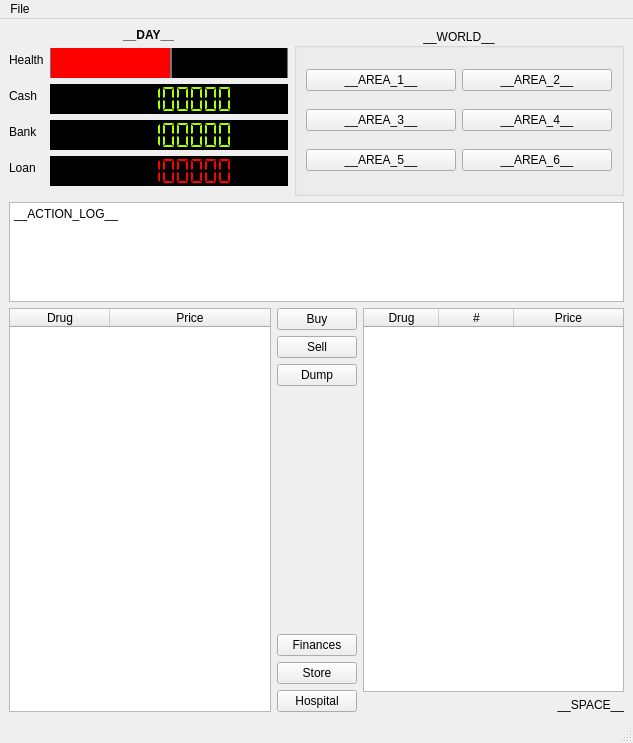
Before: the Qt Designer form dopewars/templates/main_window.ui in wizzomafizzo/dopewars, drawn with Qt 5.
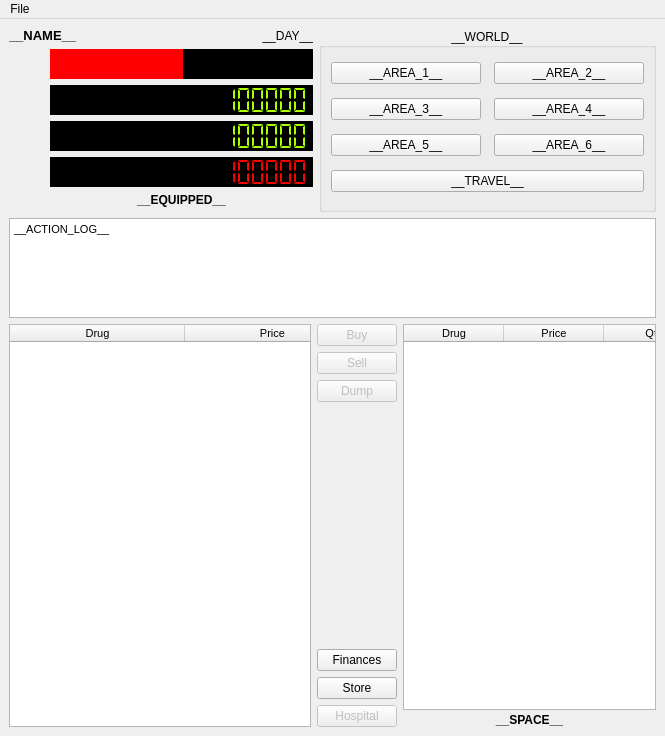
After: the same form once the commit is applied. Icons and pictures are not drawn.

```diff
--- a/dopewars/templates/main_window.ui
+++ b/dopewars/templates/main_window.ui
@@ -6,118 +6,457 @@
    <rect>
     <x>0</x>
     <y>0</y>
-    <width>633</width>
-    <height>743</height>
+    <width>665</width>
+    <height>736</height>
    </rect>
   </property>
-  <property name="minimumSize">
-   <size>
-    <width>600</width>
-    <height>700</height>
-   </size>
-  </property>
   <property name="windowTitle">
    <string>Dope Wars</string>
   </property>
   <widget class="QWidget" name="main_layout">
-   <layout class="QGridLayout" name="gridLayout_2">
-    <item row="0" column="1">
-     <widget class="QGroupBox" name="world_layout">
-      <property name="title">
-       <string>__WORLD__</string>
+   <layout class="QVBoxLayout" name="verticalLayout">
+    <item>
+     <layout class="QHBoxLayout" name="horizontalLayout_2">
+      <item>
+       <layout class="QVBoxLayout" name="status_layout">
+        <property name="bottomMargin">
+         <number>5</number>
+        </property>
+        <item>
+         <layout class="QHBoxLayout" name="info_label">
+          <item>
+           <widget class="QLabel" name="name_label">
+            <property name="font">
+             <font>
+              <pointsize>10</pointsize>
+              <weight>75</weight>
+              <bold>true</bold>
+             </font>
+            </property>
+            <property name="text">
+             <string>__NAME__</string>
+            </property>
+            <property name="alignment">
+             <set>Qt::AlignLeading|Qt::AlignLeft|Qt::AlignVCenter</set>
+            </property>
+            <property name="margin">
+             <number>0</number>
+            </property>
+           </widget>
+          </item>
+          <item>
+           <widget class="QLabel" name="days_label">
+            <property name="font">
+             <font>
+              <weight>50</weight>
+              <bold>false</bold>
+             </font>
+            </property>
+            <property name="text">
+             <string>__DAY__</string>
+            </property>
+            <property name="alignment">
+             <set>Qt::AlignRight|Qt::AlignTrailing|Qt::AlignVCenter</set>
+            </property>
+            <property name="margin">
+             <number>0</number>
+            </property>
+           </widget>
+          </item>
+         </layout>
+        </item>
+        <item>
+         <layout class="QFormLayout" name="stats_layout">
+          <item row="0" column="0">
+           <widget class="QLabel" name="health_label">
+            <property name="minimumSize">
+             <size>
+              <width>35</width>
+              <height>0</height>
+             </size>
+            </property>
+            <property name="toolTip">
+             <string>Health</string>
+            </property>
+            <property name="text">
+             <string/>
+            </property>
+            <property name="pixmap">
+             <pixmap resource="../dopewars.qrc">:/glyph/icons/glyphicons_012_heart.png</pixmap>
+            </property>
+            <property name="alignment">
+             <set>Qt::AlignCenter</set>
+            </property>
+           </widget>
+          </item>
+          <item row="0" column="1">
+           <widget class="QSlider" name="health_slider">
+            <property name="enabled">
+             <bool>false</bool>
+            </property>
+            <property name="minimumSize">
+             <size>
+              <width>0</width>
+              <height>30</height>
+             </size>
+            </property>
+            <property name="styleSheet">
+             <string notr="true">QSlider::groove:horizontal {
+border-radius: 0px;
+}
+
+QSlider::sub-page:horizontal {
+background: rgb(255, 0, 0);
+height: 30px;
+}
+
+QSlider::add-page:horizontal {
+background: #000;
+height: 30px;
+}
+
+QSlider::handle:horizontal {
+display: none;
+}</string>
+            </property>
+            <property name="maximum">
+             <number>100</number>
+            </property>
+            <property name="value">
+             <number>50</number>
+            </property>
+            <property name="orientation">
+             <enum>Qt::Horizontal</enum>
+            </property>
+           </widget>
+          </item>
+          <item row="1" column="0">
+           <widget class="QLabel" name="cash_label">
+            <property name="minimumSize">
+             <size>
+              <width>35</width>
+              <height>0</height>
+             </size>
+            </property>
+            <property name="toolTip">
+             <string>Cash</string>
+            </property>
+            <property name="text">
+             <string/>
+            </property>
+            <property name="pixmap">
+             <pixmap resource="../dopewars.qrc">:/glyph/icons/glyphicons_227_usd.png</pixmap>
+            </property>
+            <property name="alignment">
+             <set>Qt::AlignCenter</set>
+            </property>
+           </widget>
+          </item>
+          <item row="1" column="1">
+           <widget class="QLCDNumber" name="cash_lcd">
+            <property name="minimumSize">
+             <size>
+              <width>0</width>
+              <height>30</height>
+             </size>
+            </property>
+            <property name="styleSheet">
+             <string notr="true">QLCDNumber { background-color: #000; color: rgb(170, 255, 0);  }</string>
+            </property>
+            <property name="smallDecimalPoint">
+             <bool>false</bool>
+            </property>
+            <property name="digitCount">
+             <number>18</number>
+            </property>
+            <property name="segmentStyle">
+             <enum>QLCDNumber::Flat</enum>
+            </property>
+            <property name="intValue" stdset="0">
+             <number>123456789</number>
+            </property>
+           </widget>
+          </item>
+          <item row="2" column="0">
+           <widget class="QLabel" name="bank_label">
+            <property name="minimumSize">
+             <size>
+              <width>35</width>
+              <height>0</height>
+             </size>
+            </property>
+            <property name="toolTip">
+             <string>Bank Balance</string>
+            </property>
+            <property name="text">
+             <string/>
+            </property>
+            <property name="pixmap">
+             <pixmap resource="../dopewars.qrc">:/glyph/icons/glyphicons_263_bank.png</pixmap>
+            </property>
+            <property name="alignment">
+             <set>Qt::AlignCenter</set>
+            </property>
+           </widget>
+          </item>
+          <item row="2" column="1">
+           <widget class="QLCDNumber" name="bank_lcd">
+            <property name="minimumSize">
+             <size>
+              <width>0</width>
+              <height>30</height>
+             </size>
+            </property>
+            <property name="styleSheet">
+             <string notr="true">QLCDNumber { background-color: #000; color: rgb(170, 255, 0); }</string>
+            </property>
+            <property name="digitCount">
+             <number>18</number>
+            </property>
+            <property name="segmentStyle">
+             <enum>QLCDNumber::Flat</enum>
+            </property>
+            <property name="intValue" stdset="0">
+             <number>123456789</number>
+            </property>
+           </widget>
+          </item>
+          <item row="3" column="0">
+           <widget class="QLabel" name="loan_label">
+            <property name="minimumSize">
+             <size>
+              <width>35</width>
+              <height>0</height>
+             </size>
+            </property>
+            <property name="toolTip">
+             <string>Loan Balance</string>
+            </property>
+            <property name="text">
+             <string/>
+            </property>
+            <property name="pixmap">
+             <pixmap resource="../dopewars.qrc">:/glyph/icons/glyphicons_458_money.png</pixmap>
+            </property>
+            <property name="alignment">
+             <set>Qt::AlignCenter</set>
+            </property>
+           </widget>
+          </item>
+          <item row="3" column="1">
+           <widget class="QLCDNumber" name="loan_lcd">
+            <property name="minimumSize">
+             <size>
+              <width>0</width>
+              <height>30</height>
+             </size>
+            </property>
+            <property name="styleSheet">
+             <string notr="true">QLCDNumber { background-color: #000; color: rgb(255, 0, 0); }</string>
+            </property>
+            <property name="digitCount">
+             <number>18</number>
+            </property>
+            <property name="segmentStyle">
+             <enum>QLCDNumber::Flat</enum>
+            </property>
+            <property name="intValue" stdset="0">
+             <number>123456789</number>
+            </property>
+           </widget>
+          </item>
+          <item row="4" column="0">
+           <widget class="QLabel" name="label">
+            <property name="minimumSize">
+             <size>
+              <width>35</width>
+              <height>0</height>
+             </size>
+            </property>
+            <property name="text">
+             <string/>
+            </property>
+            <property name="pixmap">
+             <pixmap resource="../dopewars.qrc">:/glyph/icons/glyphicons_281_bullets.png</pixmap>
+            </property>
+            <property name="alignment">
+             <set>Qt::AlignCenter</set>
+            </property>
+           </widget>
+          </item>
+          <item row="4" column="1">
+           <widget class="QLabel" name="label_2">
+            <property name="font">
+             <font>
+              <weight>75</weight>
+              <bold>true</bold>
+             </font>
+            </property>
+            <property name="text">
+             <string>__EQUIPPED__</string>
+            </property>
+            <property name="alignment">
+             <set>Qt::AlignCenter</set>
+            </property>
+           </widget>
+          </item>
+         </layout>
+        </item>
+       </layout>
+      </item>
+      <item>
+       <widget class="QGroupBox" name="world_layout">
+        <property name="title">
+         <string>__WORLD__</string>
+        </property>
+        <property name="alignment">
+         <set>Qt::AlignCenter</set>
+        </property>
+        <layout class="QGridLayout" name="gridLayout">
+         <property name="topMargin">
+          <number>0</number>
+         </property>
+         <property name="bottomMargin">
+          <number>0</number>
+         </property>
+         <property name="horizontalSpacing">
+          <number>13</number>
+         </property>
+         <property name="verticalSpacing">
+          <number>0</number>
+         </property>
+         <item row="0" column="1">
+          <widget class="QPushButton" name="area_2_button">
+           <property name="minimumSize">
+            <size>
+             <width>150</width>
+             <height>0</height>
+            </size>
+           </property>
+           <property name="text">
+            <string>__AREA_2__</string>
+           </property>
+          </widget>
+         </item>
+         <item row="0" column="0">
+          <widget class="QPushButton" name="area_1_button">
+           <property name="minimumSize">
+            <size>
+             <width>150</width>
+             <height>0</height>
+            </size>
+           </property>
+           <property name="text">
+            <string>__AREA_1__</string>
+           </property>
+          </widget>
+         </item>
+         <item row="1" column="0">
+          <widget class="QPushButton" name="area_3_button">
+           <property name="minimumSize">
+            <size>
+             <width>150</width>
+             <height>0</height>
+            </size>
+           </property>
+           <property name="text">
+            <string>__AREA_3__</string>
+           </property>
+          </widget>
+         </item>
+         <item row="1" column="1">
+          <widget class="QPushButton" name="area_4_button">
+           <property name="minimumSize">
+            <size>
+             <width>150</width>
+             <height>0</height>
+            </size>
+           </property>
+           <property name="text">
+            <string>__AREA_4__</string>
+           </property>
+          </widget>
+         </item>
+         <item row="2" column="1">
+          <widget class="QPushButton" name="area_6_button">
+           <property name="minimumSize">
+            <size>
+             <width>150</width>
+             <height>0</height>
+            </size>
+           </property>
+           <property name="text">
+            <string>__AREA_6__</string>
+           </property>
+          </widget>
+         </item>
+         <item row="2" column="0">
+          <widget class="QPushButton" name="area_5_button">
+           <property name="minimumSize">
+            <size>
+             <width>150</width>
+             <height>0</height>
+            </size>
+           </property>
+           <property name="text">
+            <string>__AREA_5__</string>
+           </property>
+          </widget>
+         </item>
+         <item row="3" column="0" colspan="2">
+          <widget class="QPushButton" name="pushButton">
+           <property name="text">
+            <string>__TRAVEL__</string>
+           </property>
+          </widget>
+         </item>
+        </layout>
+       </widget>
+      </item>
+     </layout>
+    </item>
+    <item>
+     <widget class="QTextEdit" name="action_log_textedit">
+      <property name="maximumSize">
+       <size>
+        <width>16777215</width>
+        <height>100</height>
+       </size>
       </property>
-      <property name="alignment">
-       <set>Qt::AlignCenter</set>
+      <property name="horizontalScrollBarPolicy">
+       <enum>Qt::ScrollBarAsNeeded</enum>
       </property>
-      <property name="flat">
+      <property name="undoRedoEnabled">
+       <bool>false</bool>
+      </property>
+      <property name="readOnly">
        <bool>true</bool>
       </property>
-      <layout class="QGridLayout" name="gridLayout">
-       <item row="0" column="0">
-        <widget class="QPushButton" name="area_1_button">
-         <property name="minimumSize">
-          <size>
-           <width>150</width>
-           <height>0</height>
-          </size>
-         </property>
-         <property name="text">
-          <string>__AREA_1__</string>
-         </property>
-        </widget>
-       </item>
-       <item row="0" column="1">
-        <widget class="QPushButton" name="area_2_button">
-         <property name="minimumSize">
-          <size>
-           <width>150</width>
-           <height>0</height>
-          </size>
-         </property>
-         <property name="text">
-          <string>__AREA_2__</string>
-         </property>
-        </widget>
-       </item>
-       <item row="1" column="0">
-        <widget class="QPushButton" name="area_3_button">
-         <property name="minimumSize">
-          <size>
-           <width>150</width>
-           <height>0</height>
-          </size>
-         </property>
-         <property name="text">
-          <string>__AREA_3__</string>
-         </property>
-        </widget>
-       </item>
-       <item row="1" column="1">
-        <widget class="QPushButton" name="area_4_button">
-         <property name="minimumSize">
-          <size>
-           <width>150</width>
-           <height>0</height>
-          </size>
-         </property>
-         <property name="text">
-          <string>__AREA_4__</string>
-         </property>
-        </widget>
-       </item>
-       <item row="2" column="0">
-        <widget class="QPushButton" name="area_5_button">
-         <property name="minimumSize">
-          <size>
-           <width>150</width>
-           <height>0</height>
-          </size>
-         </property>
-         <property name="text">
-          <string>__AREA_5__</string>
-         </property>
-        </widget>
-       </item>
-       <item row="2" column="1">
-        <widget class="QPushButton" name="area_6_button">
-         <property name="minimumSize">
-          <size>
-           <width>150</width>
-           <height>0</height>
-          </size>
-         </property>
-         <property name="text">
-          <string>__AREA_6__</string>
-         </property>
-        </widget>
-       </item>
-      </layout>
+      <property name="html">
+       <string>&lt;!DOCTYPE HTML PUBLIC &quot;-//W3C//DTD HTML 4.0//EN&quot; &quot;http://www.w3.org/TR/REC-html40/strict.dtd&quot;&gt;
+&lt;html&gt;&lt;head&gt;&lt;meta name=&quot;qrichtext&quot; content=&quot;1&quot; /&gt;&lt;style type=&quot;text/css&quot;&gt;
+p, li { white-space: pre-wrap; }
+&lt;/style&gt;&lt;/head&gt;&lt;body style=&quot; font-family:'MS Shell Dlg 2'; font-size:8pt; font-weight:400; font-style:normal;&quot;&gt;
+&lt;p style=&quot; margin-top:0px; margin-bottom:0px; margin-left:0px; margin-right:0px; -qt-block-indent:0; text-indent:0px;&quot;&gt;__ACTION_LOG__&lt;/p&gt;&lt;/body&gt;&lt;/html&gt;</string>
+      </property>
      </widget>
     </item>
-    <item row="2" column="0" colspan="2">
-     <layout class="QHBoxLayout" name="drugs_layout">
+    <item>
+     <layout class="QHBoxLayout" name="horizontalLayout">
       <item>
        <widget class="QTableWidget" name="dealer_table">
+        <property name="minimumSize">
+         <size>
+          <width>250</width>
+          <height>0</height>
+         </size>
+        </property>
+        <property name="font">
+         <font>
+          <family>MS Shell Dlg 2</family>
+          <pointsize>8</pointsize>
+         </font>
+        </property>
         <property name="horizontalScrollBarPolicy">
          <enum>Qt::ScrollBarAlwaysOff</enum>
         </property>
@@ -142,15 +481,21 @@
         <property name="selectionBehavior">
          <enum>QAbstractItemView::SelectRows</enum>
         </property>
+        <property name="showGrid">
+         <bool>false</bool>
+        </property>
         <property name="cornerButtonEnabled">
          <bool>false</bool>
         </property>
         <attribute name="horizontalHeaderDefaultSectionSize">
-         <number>100</number>
+         <number>175</number>
         </attribute>
         <attribute name="horizontalHeaderStretchLastSection">
          <bool>true</bool>
         </attribute>
+        <attribute name="verticalHeaderVisible">
+         <bool>false</bool>
+        </attribute>
         <column>
          <property name="text">
           <string>Drug</string>
@@ -167,6 +512,15 @@
        <layout class="QVBoxLayout" name="actions_layout">
         <item>
          <widget class="QPushButton" name="buy_button">
+          <property name="enabled">
+           <bool>false</bool>
+          </property>
+          <property name="toolTip">
+           <string>Buy From Dealer</string>
+          </property>
+          <property name="layoutDirection">
+           <enum>Qt::LeftToRight</enum>
+          </property>
           <property name="styleSheet">
            <string notr="true"/>
           </property>
@@ -187,6 +541,15 @@
         </item>
         <item>
          <widget class="QPushButton" name="sell_button">
+          <property name="enabled">
+           <bool>false</bool>
+          </property>
+          <property name="toolTip">
+           <string>Sell To Dealer</string>
+          </property>
+          <property name="layoutDirection">
+           <enum>Qt::LeftToRight</enum>
+          </property>
           <property name="styleSheet">
            <string notr="true"/>
           </property>
@@ -207,6 +570,15 @@
         </item>
         <item>
          <widget class="QPushButton" name="dump_button">
+          <property name="enabled">
+           <bool>false</bool>
+          </property>
+          <property name="toolTip">
+           <string>Dump Your Drugs</string>
+          </property>
+          <property name="layoutDirection">
+           <enum>Qt::LeftToRight</enum>
+          </property>
           <property name="styleSheet">
            <string notr="true"/>
           </property>
@@ -243,6 +615,12 @@
           <property name="enabled">
            <bool>true</bool>
           </property>
+          <property name="toolTip">
+           <string>Manage Bank And Loans</string>
+          </property>
+          <property name="layoutDirection">
+           <enum>Qt::LeftToRight</enum>
+          </property>
           <property name="styleSheet">
            <string notr="true"/>
           </property>
@@ -266,6 +644,12 @@
           <property name="enabled">
            <bool>true</bool>
           </property>
+          <property name="toolTip">
+           <string>Buy Guns</string>
+          </property>
+          <property name="layoutDirection">
+           <enum>Qt::LeftToRight</enum>
+          </property>
           <property name="styleSheet">
            <string notr="true"/>
           </property>
@@ -287,7 +671,13 @@
         <item>
          <widget class="QPushButton" name="hospital_button">
           <property name="enabled">
-           <bool>true</bool>
+           <bool>false</bool>
+          </property>
+          <property name="toolTip">
+           <string>Heal Yourself</string>
+          </property>
+          <property name="layoutDirection">
+           <enum>Qt::LeftToRight</enum>
           </property>
           <property name="styleSheet">
            <string notr="true"/>
@@ -310,9 +700,24 @@
        </layout>
       </item>
       <item>
-       <layout class="QVBoxLayout" name="trenchcoat_layout">
+       <layout class="QVBoxLayout" name="verticalLayout_2">
+        <property name="spacing">
+         <number>3</number>
+        </property>
         <item>
          <widget class="QTableWidget" name="trenchcoat_table">
+          <property name="minimumSize">
+           <size>
+            <width>250</width>
+            <height>0</height>
+           </size>
+          </property>
+          <property name="font">
+           <font>
+            <family>MS Shell Dlg 2</family>
+            <pointsize>8</pointsize>
+           </font>
+          </property>
           <property name="horizontalScrollBarPolicy">
            <enum>Qt::ScrollBarAlwaysOff</enum>
           </property>
@@ -337,39 +742,54 @@
           <property name="selectionBehavior">
            <enum>QAbstractItemView::SelectRows</enum>
           </property>
+          <property name="showGrid">
+           <bool>false</bool>
+          </property>
           <property name="cornerButtonEnabled">
            <bool>false</bool>
           </property>
           <attribute name="horizontalHeaderDefaultSectionSize">
-           <number>75</number>
+           <number>100</number>
           </attribute>
           <attribute name="horizontalHeaderStretchLastSection">
            <bool>true</bool>
           </attribute>
+          <attribute name="verticalHeaderVisible">
+           <bool>false</bool>
+          </attribute>
           <column>
            <property name="text">
             <string>Drug</string>
            </property>
           </column>
-          <column>
-           <property name="text">
-            <string>#</string>
-           </property>
-          </column>
           <column>
            <property name="text">
             <string>Price</string>
            </property>
           </column>
+          <column>
+           <property name="text">
+            <string>Qty</string>
+           </property>
+          </column>
          </widget>
         </item>
         <item>
          <widget class="QLabel" name="max_drugs_label">
+          <property name="font">
+           <font>
+            <weight>75</weight>
+            <bold>true</bold>
+           </font>
+          </property>
+          <property name="toolTip">
+           <string>Used Trenchcoat Space</string>
+          </property>
           <property name="text">
            <string>__SPACE__</string>
           </property>
           <property name="alignment">
-           <set>Qt::AlignRight|Qt::AlignTrailing|Qt::AlignVCenter</set>
+           <set>Qt::AlignCenter</set>
           </property>
          </widget>
         </item>
@@ -377,203 +797,6 @@
       </item>
      </layout>
     </item>
-    <item row="0" column="0">
-     <layout class="QVBoxLayout" name="status_layout">
-      <property name="bottomMargin">
-       <number>10</number>
-      </property>
-      <item>
-       <widget class="QLabel" name="days_label">
-        <property name="font">
-         <font>
-          <weight>75</weight>
-          <bold>true</bold>
-         </font>
-        </property>
-        <property name="text">
-         <string>__DAY__</string>
-        </property>
-        <property name="alignment">
-         <set>Qt::AlignCenter</set>
-        </property>
-       </widget>
-      </item>
-      <item>
-       <layout class="QFormLayout" name="stats_layout">
-        <item row="0" column="0">
-         <widget class="QLabel" name="health_label">
-          <property name="text">
-           <string>Health</string>
-          </property>
-         </widget>
-        </item>
-        <item row="0" column="1">
-         <widget class="QSlider" name="health_slider">
-          <property name="enabled">
-           <bool>true</bool>
-          </property>
-          <property name="minimumSize">
-           <size>
-            <width>0</width>
-            <height>30</height>
-           </size>
-          </property>
-          <property name="styleSheet">
-           <string notr="true">QSlider::groove:horizontal {
-border: 1px solid #000;
-background: white;
-height: 30px;
-}
-
-QSlider::sub-page:horizontal {
-background: rgb(255, 0, 0);
-border: 1px solid #777;
-height: 30px;
-}
-
-QSlider::add-page:horizontal {
-background: #000;
-border: 1px solid #777;
-height: 30px;
-}
-
-QSlider::handle:horizontal {
-display: none;
-}</string>
-          </property>
-          <property name="maximum">
-           <number>100</number>
-          </property>
-          <property name="value">
-           <number>50</number>
-          </property>
-          <property name="orientation">
-           <enum>Qt::Horizontal</enum>
-          </property>
-         </widget>
-        </item>
-        <item row="1" column="0">
-         <widget class="QLabel" name="cash_label">
-          <property name="text">
-           <string>Cash</string>
-          </property>
-         </widget>
-        </item>
-        <item row="1" column="1">
-         <widget class="QLCDNumber" name="cash_lcd">
-          <property name="minimumSize">
-           <size>
-            <width>0</width>
-            <height>30</height>
-           </size>
-          </property>
-          <property name="styleSheet">
-           <string notr="true">QLCDNumber { background-color: #000; color: rgb(170, 255, 0); }</string>
-          </property>
-          <property name="smallDecimalPoint">
-           <bool>false</bool>
-          </property>
-          <property name="digitCount">
-           <number>9</number>
-          </property>
-          <property name="segmentStyle">
-           <enum>QLCDNumber::Flat</enum>
-          </property>
-          <property name="intValue" stdset="0">
-           <number>123456789</number>
-          </property>
-         </widget>
-        </item>
-        <item row="2" column="0">
-         <widget class="QLabel" name="bank_label">
-          <property name="text">
-           <string>Bank</string>
-          </property>
-         </widget>
-        </item>
-        <item row="2" column="1">
-         <widget class="QLCDNumber" name="bank_lcd">
-          <property name="minimumSize">
-           <size>
-            <width>0</width>
-            <height>30</height>
-           </size>
-          </property>
-          <property name="styleSheet">
-           <string notr="true">QLCDNumber { background-color: #000; color: rgb(170, 255, 0); }</string>
-          </property>
-          <property name="smallDecimalPoint">
-           <bool>false</bool>
-          </property>
-          <property name="digitCount">
-           <number>9</number>
-          </property>
-          <property name="segmentStyle">
-           <enum>QLCDNumber::Flat</enum>
-          </property>
-          <property name="intValue" stdset="0">
-           <number>123456789</number>
-          </property>
-         </widget>
-        </item>
-        <item row="3" column="0">
-         <widget class="QLabel" name="loan_label">
-          <property name="text">
-           <string>Loan</string>
-          </property>
-         </widget>
-        </item>
-        <item row="3" column="1">
-         <widget class="QLCDNumber" name="loan_lcd">
-          <property name="minimumSize">
-           <size>
-            <width>0</width>
-            <height>30</height>
-           </size>
-          </property>
-          <property name="styleSheet">
-           <string notr="true">QLCDNumber { background-color: #000; color: rgb(255, 0, 0); }</string>
-          </property>
-          <property name="smallDecimalPoint">
-           <bool>false</bool>
-          </property>
-          <property name="digitCount">
-           <number>9</number>
-          </property>
-          <property name="segmentStyle">
-           <enum>QLCDNumber::Flat</enum>
-          </property>
-          <property name="intValue" stdset="0">
-           <number>123456789</number>
-          </property>
-         </widget>
-        </item>
-       </layout>
-      </item>
-     </layout>
-    </item>
-    <item row="1" column="0" colspan="2">
-     <widget class="QPlainTextEdit" name="action_log_textedit">
-      <property name="maximumSize">
-       <size>
-        <width>16777215</width>
-        <height>100</height>
-       </size>
-      </property>
-      <property name="horizontalScrollBarPolicy">
-       <enum>Qt::ScrollBarAlwaysOff</enum>
-      </property>
-      <property name="tabChangesFocus">
-       <bool>true</bool>
-      </property>
-      <property name="readOnly">
-       <bool>true</bool>
-      </property>
-      <property name="plainText">
-       <string>__ACTION_LOG__</string>
-      </property>
-     </widget>
-    </item>
    </layout>
   </widget>
   <widget class="QMenuBar" name="menubar">
@@ -581,7 +804,7 @@
     <rect>
      <x>0</x>
      <y>0</y>
-     <width>633</width>
+     <width>665</width>
      <height>31</height>
     </rect>
    </property>
@@ -595,7 +818,6 @@
    </widget>
    <addaction name="menuFile"/>
   </widget>
-  <widget class="QStatusBar" name="statusbar"/>
   <action name="actionNew_Game">
    <property name="text">
     <string>New Game</string>
```
Left out of the diff: 6 changed lines with no effect on the pictures.
